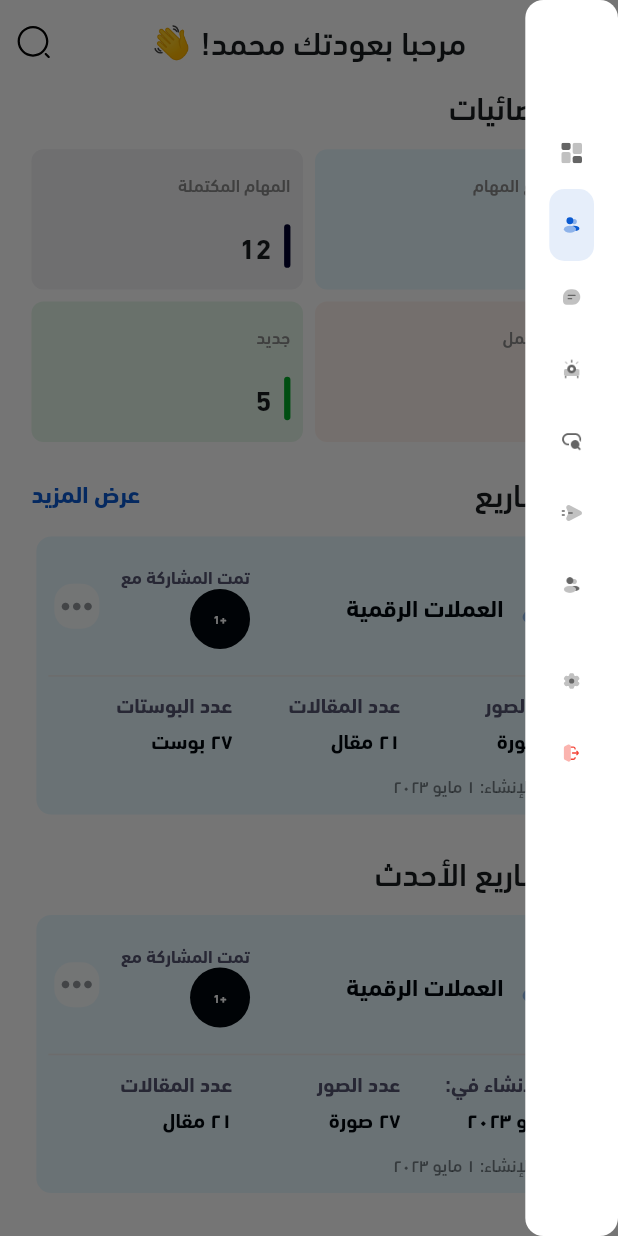
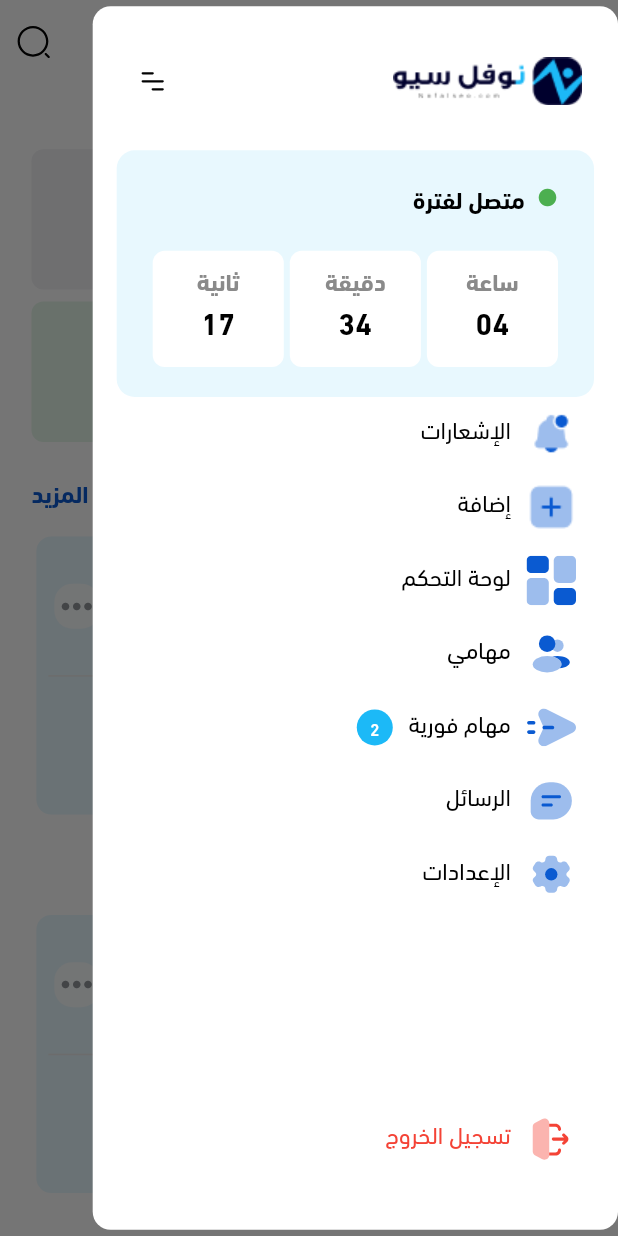
Before and after one commit to nofalseo-omar/nofal_crm_app, a Flutter app: the screen it shows after launch, with the side drawer open, on a phone screen of 412 x 824 dp. Run offline on Flutter 3.47's test engine with Material 3 defaults, Android fonts, the phone set to English and light mode, and no system bars; our stand-ins replace awesome_notifications, blur, cached_network_image, dartz, dio, dotted_border and 8 more; missing offline and left inert: face_pile, gauge_indicator, hmb_tooltip, super_tooltip; accounts and stored records are empty.

Commit message:
app drawer

```diff
--- a/lib/features/content_creator/home/view/widgets/app_drawer.dart
+++ b/lib/features/content_creator/home/view/widgets/app_drawer.dart
@@ -1,3 +1,5 @@
+import 'package:nofal_crm_app/core/theme/text_themes.dart';
+import 'package:nofal_crm_app/features/content_creator/home/widgets/status_widget/connection_duration_widget.dart';
 import 'package:nofal_crm_app/main.dart';
 import 'package:nofal_crm_app/routes/app_routes.dart';
 import 'package:flutter/material.dart';
@@ -6,6 +8,7 @@ import 'package:nofal_crm_app/components/custom_image_handler.dart';
 import 'package:nofal_crm_app/core/constants/app_images_path.dart';
 import 'package:nofal_crm_app/core/utils/app_colors.dart';
 import 'package:get/get.dart';
+import 'package:flutter_screenutil/flutter_screenutil.dart';
 
 class AppDrawer extends StatelessWidget {
   const AppDrawer({super.key, required this.selectedIndex});
@@ -14,48 +17,67 @@ class AppDrawer extends StatelessWidget {
   @override
   Widget build(BuildContext context) {
     return SizedBox(
-      // width: Get.width * 0.5,
+      width: Get.width * 0.85,
+      height: Get.height * 0.99,
       child: CustomBorderContainer(
+        child: Column(
+          children: [
+            Expanded(
               child: ListView(
                 padding: EdgeInsets.zero,
                 children: [
-            (true)
-                ? Padding(
-                    padding: const EdgeInsets.symmetric(horizontal: 15),
+                  SizedBox(
+                    height: Get.height * 0.022,
+                  ),
+                  const Padding(
+                    padding: EdgeInsets.symmetric(horizontal: 8),
                     child: Row(
                       children: [
-                        const CustomImageHandler(
+                        CustomImageHandler(
                           AppImages.darkLogo,
                           fit: BoxFit.contain,
                         ),
-                        const Spacer(),
-                        (Get.width > 1900)
-                            ? const CustomImageHandler(AppImages.menu)
-                            : const SizedBox(
-                                width: 1,
-                              ),
+                        Spacer(),
+                        CustomImageHandler(AppImages.menu2)
                       ],
-                    ),
-                  )
-                : const Padding(
-                    padding: EdgeInsets.only(bottom: 20, top: 20),
-                    child: CustomImageHandler(
-                      AppImages.loIcon,
-                      height: 30,
-                      width: 30,
                     ),
                   ),
                   const SizedBox(
                     height: 30,
                   ),
+                  const ConnectionDurationWidget(title: 'متصل لفترة'),
+                  _buildListItem(
+                    'الإشعارات',
+                    AppImages.notification,
+                    bckGround: selectedIndex == 0
+                        ? AppColors.darkPrimaryColor.withOpacity(0.1)
+                        : null,
+                    txtColor:
+                        selectedIndex == 0 ? AppColors.darkPrimaryColor : null,
+                    onTap: () {
+                      Get.toNamed(Routes.notificationsScreen);
+                    },
+                  ),
+                  _buildListItem(
+                    'إضافة',
+                    AppImages.addRectangle,
+                    bckGround: selectedIndex == 0
+                        ? AppColors.darkPrimaryColor.withOpacity(0.1)
+                        : null,
+                    txtColor:
+                        selectedIndex == 0 ? AppColors.darkPrimaryColor : null,
+                    onTap: () {
+                      Get.toNamed(Routes.notificationsScreen);
+                    },
+                  ),
                   _buildListItem(
                     'لوحة التحكم',
                     AppImages.grid,
-              color: selectedIndex == 0 ? AppColors.darkPrimaryColor : null,
                     bckGround: selectedIndex == 0
                         ? AppColors.darkPrimaryColor.withOpacity(0.1)
                         : null,
-              txtColor: selectedIndex == 0 ? AppColors.darkPrimaryColor : null,
+                    txtColor:
+                        selectedIndex == 0 ? AppColors.darkPrimaryColor : null,
                     onTap: () {
                       Get.offAllNamed(Routes.seoScreen);
                     },
@@ -63,144 +85,119 @@ class AppDrawer extends StatelessWidget {
                   _buildListItem(
                     'مهامي',
                     AppImages.users,
-              color: selectedIndex == 1 ? AppColors.darkPrimaryColor : null,
                     bckGround: selectedIndex == 1
                         ? AppColors.darkPrimaryColor.withOpacity(0.1)
                         : null,
-              txtColor: selectedIndex == 1 ? AppColors.darkPrimaryColor : null,
+                    txtColor:
+                        selectedIndex == 1 ? AppColors.darkPrimaryColor : null,
                     onTap: () {
                       Get.offAllNamed(Routes.homeContent);
                     },
                   ),
+                  _buildListItem('مهام فورية', AppImages.sent,
+                      count: 2,
+                      bckGround: selectedIndex == 5
+                          ? AppColors.darkPrimaryColor.withOpacity(0.1)
+                          : null,
+                      txtColor: selectedIndex == 5
+                          ? AppColors.darkPrimaryColor
+                          : null),
                   _buildListItem(
                     'الرسائل',
                     AppImages.chat,
-              color: selectedIndex == 2 ? AppColors.darkPrimaryColor : null,
-              bckGround: selectedIndex == 2
-                  ? AppColors.darkPrimaryColor.withOpacity(0.1)
-                  : null,
-              txtColor: selectedIndex == 2 ? AppColors.darkPrimaryColor : null,
+                    txtColor:
+                        selectedIndex == 2 ? AppColors.darkPrimaryColor : null,
                     onTap: () {
                       Get.offAllNamed(Routes.messagesScreen);
-                // print("lkd");
                     },
                   ),
-            role == 'marketing'
-                ? _buildListItem(
-                    'حملات الدعاية',
-                    AppImages.projector,
-                    color:
-                        selectedIndex == 3 ? AppColors.darkPrimaryColor : null,
-                    bckGround: selectedIndex == 3
-                        ? AppColors.darkPrimaryColor.withOpacity(0.1)
-                        : null,
-                    txtColor:
-                        selectedIndex == 3 ? AppColors.darkPrimaryColor : null,
+                  _buildListItem('الإعدادات', AppImages.setting),
+                ],
+              ),
+            ),
+            // Bottom section with settings and logout
+            Container(
+              padding: const EdgeInsets.only(bottom: 20),
+              child: Column(
+                mainAxisSize: MainAxisSize.min,
+                children: [
+                  // const Padding(
+                  //   padding: EdgeInsets.symmetric(horizontal: 18.0),
+                  //   child: Divider(),
+                  // ),
+                  _buildListItem(
+                    'تسجيل الخروج',
+                    AppImages.logout,
+                    txtColor: Colors.red,
+                    isRed: true,
                     onTap: () {
-                      Get.offAllNamed(Routes.marketingMangerScreen);
-                    },
-                  )
-                : const SizedBox(),
-            role == 'marketing'
-                ? _buildListItem('فريق الSEO', AppImages.seo,
-                    color:
-                        selectedIndex == 4 ? AppColors.darkPrimaryColor : null,
-                    bckGround: selectedIndex == 4
-                        ? AppColors.darkPrimaryColor.withOpacity(0.1)
-                        : null,
-                    txtColor: selectedIndex == 4
-                        ? AppColors.darkPrimaryColor
-                        : null, onTap: () {
-                    Get.offAllNamed(Routes.managerSeoScreen);
-                  })
-                : const SizedBox(),
-            _buildListItem('مهام فورية', AppImages.sent,
-                color: selectedIndex == 5 ? AppColors.darkPrimaryColor : null,
-                bckGround: selectedIndex == 5
-                    ? AppColors.darkPrimaryColor.withOpacity(0.1)
-                    : null,
-                txtColor:
-                    selectedIndex == 5 ? AppColors.darkPrimaryColor : null),
-            _buildListItem(
-              'قائمة العملاء',
-              AppImages.user,
-              color: selectedIndex == 6 ? AppColors.darkPrimaryColor : null,
-              bckGround: selectedIndex == 6
-                  ? AppColors.darkPrimaryColor.withOpacity(0.1)
-                  : null,
-              txtColor: selectedIndex == 6 ? AppColors.darkPrimaryColor : null,
-              onTap: () {
-                Get.offAllNamed(Routes.customerCompanyDetails);
+                      // Add your logout logic here
                     },
                   ),
-            const Padding(
-              padding: EdgeInsets.symmetric(horizontal: 18.0),
-              child: Divider(),
+                ],
               ),
-            _buildListItem('الإعدادات', AppImages.setting),
-            _buildListItem(
-                'تسجيل خروج',
-                txtColor: Colors.red,
-                AppImages.logout,
-                isRed: true),
+            ),
           ],
         ),
       ),
     );
+  }
 }
 
 Widget _buildListItem(
   String title,
   String icon, {
   bool isRed = false,
-    Color? color,
   Color? txtColor,
+  int count = 0,
   Color? bckGround,
   VoidCallback? onTap,
 }) {
-    return Container(
-      decoration: BoxDecoration(
-          color: bckGround, borderRadius: BorderRadius.circular(10)),
-      child: Get.width > 1600
-          ? ListTile(
-              hoverColor: Colors.transparent,
-              leading: Padding(
+  return GestureDetector(
+    onTap: onTap,
+    child: Container(
+      margin: const EdgeInsets.all(8),
+      decoration: BoxDecoration(borderRadius: BorderRadius.circular(10)),
+      child: Row(children: [
+        Padding(
           padding: const EdgeInsetsDirectional.only(start: 4.0),
+          child: SizedBox(
+            height: 0.08.sw,
+            width: 0.08.sw,
             child: CustomImageHandler(
               icon,
-                  width: Get.width > 1000 ? 25 : 60,
-                  height: Get.width > 1000 ? 25 : 60,
-                  color: color ??
-                      (isRed
-                          ? Colors.red
-                          : const Color(0xff545454).withOpacity(0.9)),
+              height: 0.08.sw,
+              width: 0.08.sw,
+              color: (isRed ? Colors.red : AppColors.darkPrimaryColor),
               fit: BoxFit.contain,
             ),
           ),
-              title: FittedBox(
+        ),
+        10.horizontalSpace,
+        FittedBox(
           fit: BoxFit.scaleDown,
           child: Text(
             title,
             style: TextStyle(
-                    color: txtColor ?? const Color(0xff545454).withOpacity(0.9),
+              fontSize: 16,
+              color: isRed ? Colors.red : Colors.black,
             ),
           ),
         ),
-              onTap: onTap,
+        10.horizontalSpace,
+        if (count != 0)
+          CircleAvatar(
+            backgroundColor: AppColors.primaryColor,
+            radius: 12,
+            child: Text(
+              count.toString(),
+              style: TextStyle(
+                color: Colors.white,
+                fontSize: 12.sp,
+              ),
+            ),
           )
-          : IconButton(
-              onPressed: onTap,
-              icon: CustomImageHandler(
-                icon,
-                width: 30,
-                height: 30,
-                color: color ??
-                    (isRed
-                        ? Colors.red
-                        : const Color(0xff545454).withOpacity(0.9)),
-                fit: BoxFit.contain,
-              ),
+      ]),
     ),
   );
 }
-}
--- a/lib/features/content_creator/home/widgets/status_widget/connection_duration_widget.dart
+++ b/lib/features/content_creator/home/widgets/status_widget/connection_duration_widget.dart
@@ -6,30 +6,31 @@ import 'package:nofal_crm_app/features/content_creator/home/widgets/status_widge
 class ConnectionDurationWidget extends StatelessWidget {
   const ConnectionDurationWidget({
     super.key,
+    this.title,
   });
-
+  final String? title;
   @override
   Widget build(BuildContext context) {
     return CustomBorderContainer(
       containerColor: AppColors.primaryColor.withOpacity(0.1),
-      child: const Column(
+      child: Column(
         mainAxisSize: MainAxisSize.min,
         crossAxisAlignment: CrossAxisAlignment.stretch,
         children: [
           Padding(
-            padding: EdgeInsets.symmetric(horizontal: 8.0, vertical: 4.0),
+            padding: const EdgeInsets.symmetric(horizontal: 8.0, vertical: 4.0),
             child: Row(
               mainAxisAlignment: MainAxisAlignment.start,
               children: [
-                Icon(
+                const Icon(
                   Icons.circle,
                   color: Colors.green,
                   size: 14,
                 ),
-                SizedBox(width: 8),
+                const SizedBox(width: 8),
                 Text(
-                  ' مدة المهمة حتي الان',
-                  style: TextStyle(
+                  title ?? ' مدة المهمة حتي الان',
+                  style: const TextStyle(
                     fontSize: 16,
                     fontWeight: FontWeight.bold,
                     color: Colors.black,
@@ -38,9 +39,9 @@ class ConnectionDurationWidget extends StatelessWidget {
               ],
             ),
           ),
-          SizedBox(height: 8),
+          const SizedBox(height: 8),
           // Divider(color: Colors.grey, thickness: 0.5),
-          Padding(
+          const Padding(
             padding: EdgeInsets.symmetric(horizontal: 8.0, vertical: 4.0),
             child: Row(
               mainAxisAlignment: MainAxisAlignment.spaceAround,
```
Lines whose indentation alone changed are shown as unchanged.
